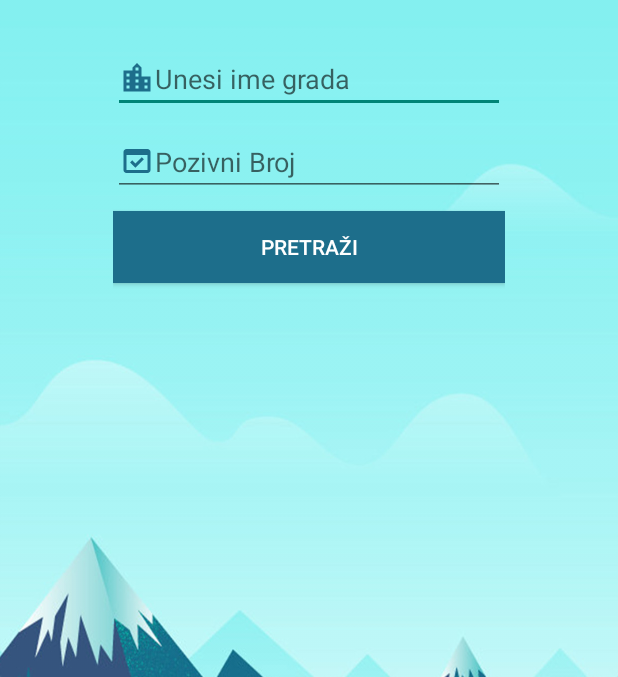
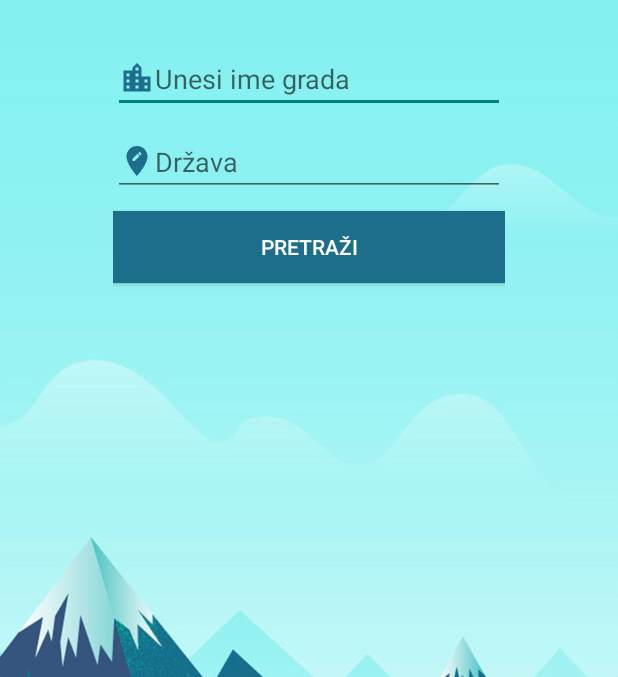
Before and after one commit to Tubic997/WeatherGeoA, an Android app: the screen it shows after launch (MainActivity), on a phone screen of 412 x 824 dp, the part 257-934 px from its top. Run offline under Robolectric (Android 15) with nearby library versions, the phone set to English and light mode, and no system bars; our stand-ins replace Volley.

Commit message:
Merge remote-tracking branch 'origin4/master'
# Conflicts:
#	app/src/main/res/layout/activity_main.xml

```diff
--- a/app/src/main/java/com/example/weathergeoa/MainActivity.java
+++ b/app/src/main/java/com/example/weathergeoa/MainActivity.java
@@ -7,6 +7,7 @@
 import android.os.Bundle;
 import android.util.Log;
 import android.view.View;
+import android.widget.Button;
 import android.widget.EditText;
 import android.widget.TextView;
 import android.widget.Toast;
@@ -97,7 +98,7 @@
             }, new Response.ErrorListener() {
                 @Override
                 public void onErrorResponse(VolleyError error) {
-                    Toast.makeText(getApplicationContext(), error.toString().trim(), Toast.LENGTH_SHORT).show();
+                    Toast.makeText(MainActivity.this, "Molimo ukucajte tačan naziv grada.", Toast.LENGTH_SHORT).show();
                 }
             });
             RequestQueue requestQueue = Volley.newRequestQueue(getApplicationContext());
--- /dev/null
+++ b/app/src/main/res/drawable/ic_baseline_edit_location_24.xml
@@ -0,0 +1,5 @@
+<vector android:height="24dp" android:tint="#1D6E8B"
+    android:viewportHeight="24" android:viewportWidth="24"
+    android:width="24dp" xmlns:android="http://schemas.android.com/apk/res/android">
+    <path android:fillColor="@android:color/white" android:pathData="M12,2C8.14,2 5,5.14 5,9c0,5.25 7,13 7,13s7,-7.75 7,-13c0,-3.86 -3.14,-7 -7,-7zM10.44,12L9,12v-1.44l3.35,-3.34 1.43,1.43L10.44,12zM14.89,7.55l-0.7,0.7 -1.44,-1.44 0.7,-0.7c0.15,-0.15 0.39,-0.15 0.54,0l0.9,0.9c0.15,0.15 0.15,0.39 0,0.54z"/>
+</vector>
--- a/app/src/main/res/layout/activity_main.xml
+++ b/app/src/main/res/layout/activity_main.xml
@@ -42,9 +42,9 @@
             android:layout_width="match_parent"
             android:layout_height="wrap_content"
             android:layout_marginBottom="10dp"
-            android:drawableStart="@drawable/ic_baseline_domain_verification_24"
+            android:drawableStart="@drawable/ic_baseline_edit_location_24"
             android:ems="10"
-            android:hint="Pozivni Broj"
+            android:hint="Država"
             android:inputType="textPersonName" />
 
         <Button
@@ -60,11 +60,15 @@
             android:layout_width="match_parent"
             android:layout_height="290dp">
 
+
+
+
             <TextView
                 android:id="@+id/tvResult"
                 android:layout_width="match_parent"
                 android:layout_height="wrap_content"
                 android:textSize="20dp" />
+
         </ScrollView>
 
     </LinearLayout>
```
Also changed, not shown: app/src/main/res/drawable-v24/background3.jpg (added).
